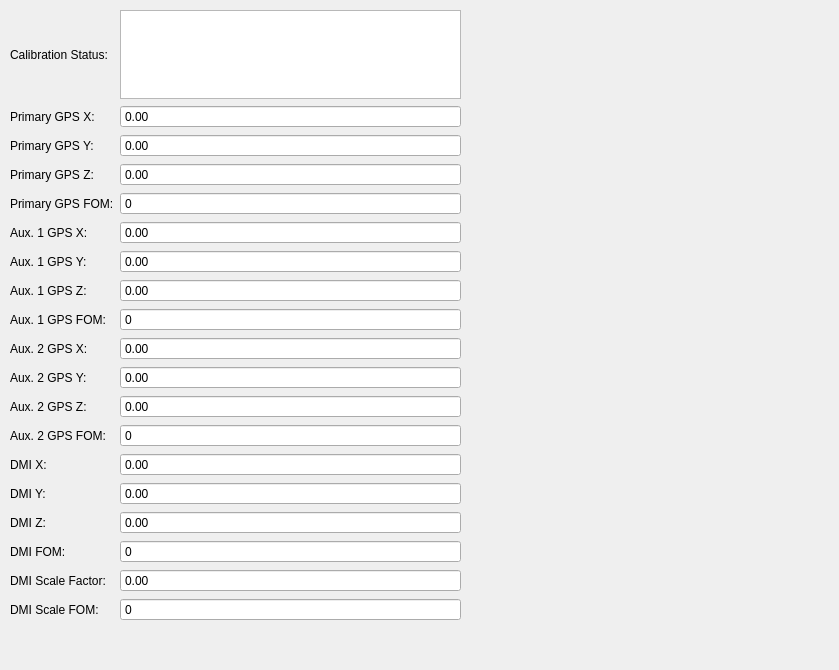
jmaye/libposlv, file src/lib/visualization/CalibrationControl.ui: the form before one commit.
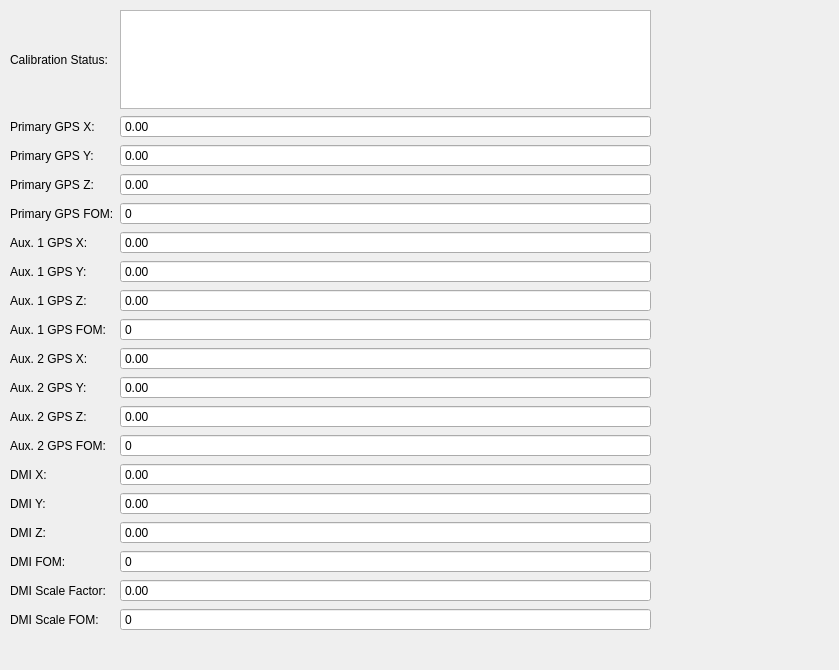
The form after the commit.

Diff of the .ui file:
```diff
--- a/src/lib/visualization/CalibrationControl.ui
+++ b/src/lib/visualization/CalibrationControl.ui
@@ -18,8 +18,8 @@
     <rect>
      <x>10</x>
      <y>10</y>
-     <width>451</width>
-     <height>611</height>
+     <width>641</width>
+     <height>621</height>
     </rect>
    </property>
    <layout class="QGridLayout" name="calibrationLayout">
```
